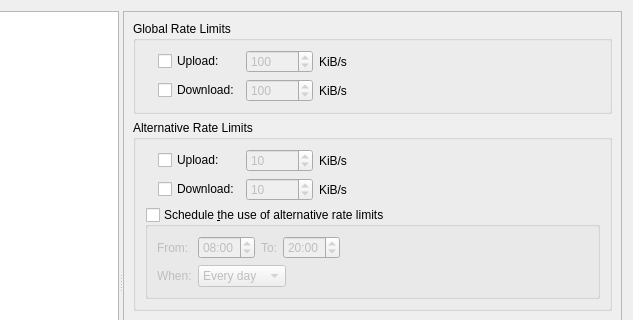
This is src/gui/optionsdlg.ui in SysAdminDoc/qBittorrent-Vanced as Qt 5 draws it before an edit; both pictures show x 146 to 779 and y 0 to 320 of the 779 by 591 pixel window. The edited form follows.
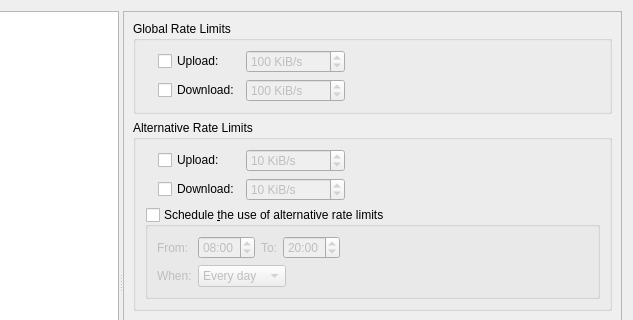
This is the edited form. The open tabs and pages were chosen to show the change. Custom widgets are drawn as their Qt base class.

Commit message: Use spinbox suffix to display rate unit

```diff
--- a/src/gui/optionsdlg.ui
+++ b/src/gui/optionsdlg.ui
@@ -1774,6 +1774,9 @@
                  <property name="enabled">
                   <bool>false</bool>
                  </property>
+                 <property name="suffix">
+                  <string> KiB/s</string>
+                 </property>
                  <property name="minimum">
                   <number>1</number>
                  </property>
@@ -1792,18 +1795,14 @@
                  </property>
                 </widget>
                </item>
-               <item row="0" column="3">
-                <widget class="QLabel" name="label_10">
-                 <property name="text">
-                  <string>KiB/s</string>
-                 </property>
-                </widget>
-               </item>
                <item row="1" column="2">
                 <widget class="QSpinBox" name="spinDownloadLimit">
                  <property name="enabled">
                   <bool>false</bool>
                  </property>
+                 <property name="suffix">
+                  <string> KiB/s</string>
+                 </property>
                  <property name="minimum">
                   <number>1</number>
                  </property>
@@ -1815,13 +1814,6 @@
                  </property>
                 </widget>
                </item>
-               <item row="1" column="3">
-                <widget class="QLabel" name="label_13">
-                 <property name="text">
-                  <string>KiB/s</string>
-                 </property>
-                </widget>
-               </item>
                <item row="0" column="0" rowspan="2">
                 <widget class="QLabel" name="labelGlobalRate"/>
                </item>
@@ -1832,7 +1824,7 @@
                  </property>
                 </widget>
                </item>
-               <item row="0" column="4">
+               <item row="0" column="3">
                 <spacer name="horizontalSpacer">
                  <property name="orientation">
                   <enum>Qt::Horizontal</enum>
@@ -1987,6 +1979,9 @@
                  <property name="enabled">
                   <bool>false</bool>
                  </property>
+                 <property name="suffix">
+                  <string> KiB/s</string>
+                 </property>
                  <property name="minimum">
                   <number>1</number>
                  </property>
@@ -2003,6 +1998,9 @@
                  <property name="enabled">
                   <bool>false</bool>
                  </property>
+                 <property name="suffix">
+                  <string> KiB/s</string>
+                 </property>
                  <property name="minimum">
                   <number>1</number>
                  </property>
@@ -2015,20 +2013,6 @@
                 </widget>
                </item>
                <item row="0" column="3">
-                <widget class="QLabel" name="label_14">
-                 <property name="text">
-                  <string>KiB/s</string>
-                 </property>
-                </widget>
-               </item>
-               <item row="1" column="3">
-                <widget class="QLabel" name="label_15">
-                 <property name="text">
-                  <string>KiB/s</string>
-                 </property>
-                </widget>
-               </item>
-               <item row="0" column="4">
                 <spacer name="horizontalSpacer_5">
                  <property name="orientation">
                   <enum>Qt::Horizontal</enum>
```
Left out of the diff: 8 changed lines with no effect on the pictures.
